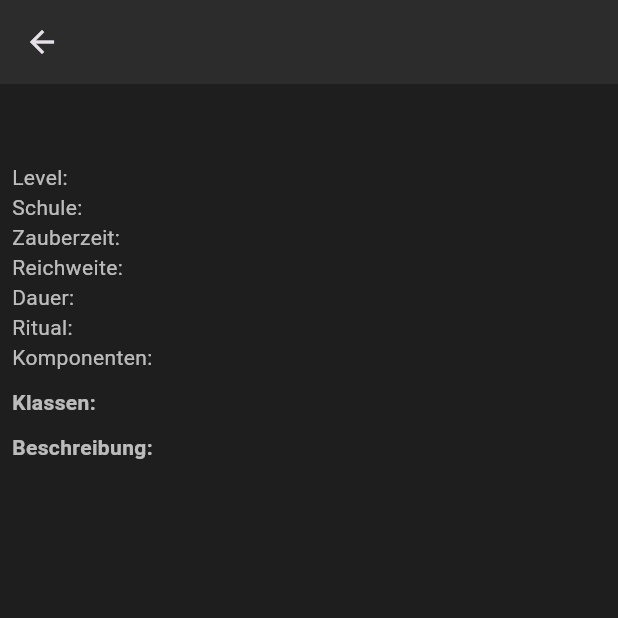
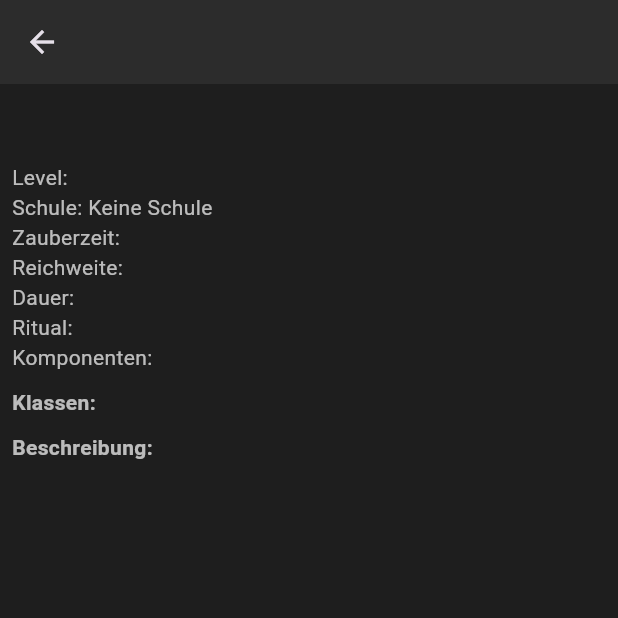
Before and after one commit to BonobosInc/dnd, a Flutter app: the SpellDetailPage screen opened directly with empty values, on a phone screen of 412 x 824 dp, the top half of it. Run offline on Flutter 3.47's test engine with Material 3 defaults, Android fonts, the phone set to English and light mode, and no system bars; our stand-ins replace file_picker, sqflite, sqflite_common_ffi; accounts and stored records are empty; statements that could not run were skipped.

Commit message:
small fixes

```diff
--- a/lib/views/wiki/spellwiki_view.dart
+++ b/lib/views/wiki/spellwiki_view.dart
@@ -13,6 +13,29 @@ class SpellDetailPage extends StatelessWidget {
     required this.spellData,
     this.importspell = false,
   });
+
+  String getSchoolFullName(String abbreviation) {
+    switch (abbreviation) {
+      case 'T':
+        return 'Verwandlungszauber';
+      case 'D':
+        return 'Weissagung';
+      case 'EV':
+        return 'Hervorrufungszauber';
+      case 'EN':
+        return 'Verzauberungen';
+      case 'C':
+        return 'Beschwörung';
+      case 'A':
+        return 'Bannmagie';
+      case 'I':
+        return 'Illusion';
+      case 'N':
+        return 'Nekromantiezauber';
+      default:
+        return 'Keine Schule';
+    }
+  }
 
   @override
   Widget build(BuildContext context) {
@@ -34,7 +57,7 @@ class SpellDetailPage extends StatelessWidget {
             ),
             const SizedBox(height: 10),
             Text('Level: ${spellData.level}'),
-            Text('Schule: ${spellData.school}'),
+            Text('Schule: ${getSchoolFullName(spellData.school)}'),
             Text('Zauberzeit: ${spellData.time}'),
             Text('Reichweite: ${spellData.range}'),
             Text('Dauer: ${spellData.duration}'),
@@ -414,5 +437,7 @@ Widget _buildTextField({
 }
 
 String _getStatus(String status) {
-  return status == Defines.spellPrep ? 'vorbereiteter Zauber' : 'bekannter Zauber';
+  return status == Defines.spellPrep
+      ? 'vorbereiteter Zauber'
+      : 'bekannter Zauber';
 }
```
Also changed, not shown: lib/classes/wiki_parser.dart (+23 -5 lines), lib/views/spell_editing_view.dart (+16 -0 lines).
